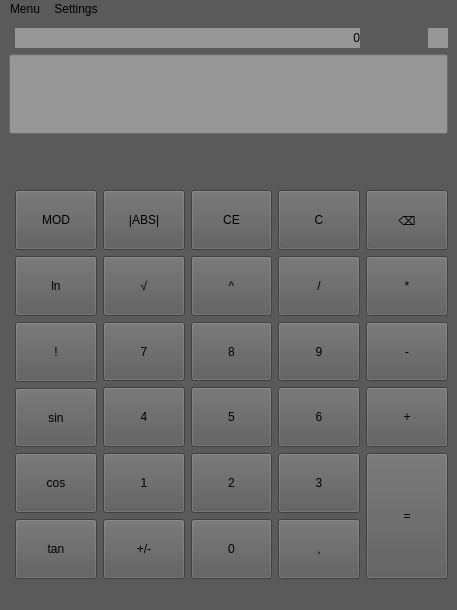
Jakub-Miko/IVS_Kalkulacka, file src/mainwindow.ui: the form before one commit.
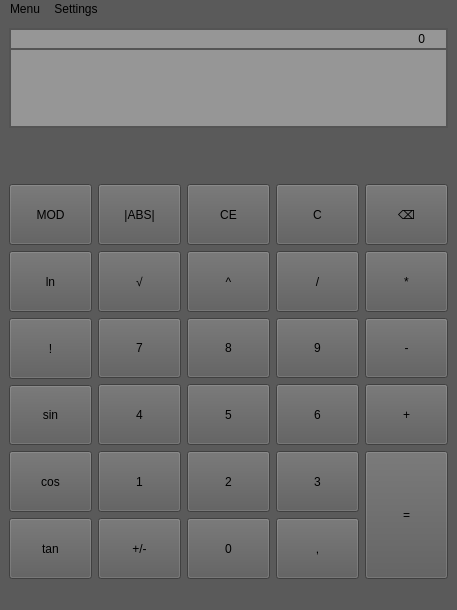
The form after the commit. Custom widgets are drawn as their Qt base class.

Commit message: Added Display layout

Diff of the .ui file:
```diff
--- a/src/mainwindow.ui
+++ b/src/mainwindow.ui
@@ -34,122 +34,7 @@
 };</string>
    </property>
    <layout class="QGridLayout" name="gridLayout">
-    <item row="1" column="1" colspan="4">
-     <widget class="QLabel" name="equation">
-      <property name="sizePolicy">
-       <sizepolicy hsizetype="Expanding" vsizetype="Preferred">
-        <horstretch>0</horstretch>
-        <verstretch>0</verstretch>
-       </sizepolicy>
-      </property>
-      <property name="styleSheet">
-       <string notr="true">background-color: rgb(150, 150, 150);
-font: 10pt &quot;Impact&quot;;</string>
-      </property>
-      <property name="text">
-       <string>0</string>
-      </property>
-      <property name="alignment">
-       <set>Qt::AlignRight|Qt::AlignTrailing|Qt::AlignVCenter</set>
-      </property>
-      <property name="wordWrap">
-       <bool>true</bool>
-      </property>
-     </widget>
-    </item>
     <item row="10" column="2">
-     <widget class="QPushButton" name="pushButton_chngval">
-      <property name="sizePolicy">
-       <sizepolicy hsizetype="Expanding" vsizetype="Expanding">
-        <horstretch>0</horstretch>
-        <verstretch>0</verstretch>
-       </sizepolicy>
-      </property>
-      <property name="styleSheet">
-       <string notr="true"/>
-      </property>
-      <property name="text">
-       <string>+/-</string>
-      </property>
-      <property name="path" stdset="0">
-       <string>+/-</string>
-      </property>
-     </widget>
-    </item>
-    <item row="6" column="5">
-     <widget class="QPushButton" name="pushButton_mul">
-      <property name="sizePolicy">
-       <sizepolicy hsizetype="Expanding" vsizetype="Expanding">
-        <horstretch>0</horstretch>
-        <verstretch>0</verstretch>
-       </sizepolicy>
-      </property>
-      <property name="styleSheet">
-       <string notr="true"/>
-      </property>
-      <property name="text">
-       <string>*</string>
-      </property>
-      <property name="path" stdset="0">
-       <string>*</string>
-      </property>
-     </widget>
-    </item>
-    <item row="7" column="4">
-     <widget class="SvgButton" name="pushButton_number_9">
-      <property name="sizePolicy">
-       <sizepolicy hsizetype="Expanding" vsizetype="Expanding">
-        <horstretch>0</horstretch>
-        <verstretch>0</verstretch>
-       </sizepolicy>
-      </property>
-      <property name="text">
-       <string>9</string>
-      </property>
-      <property name="path" stdset="0">
-       <string>9</string>
-      </property>
-     </widget>
-    </item>
-    <item row="6" column="4">
-     <widget class="QPushButton" name="pushButton_div">
-      <property name="sizePolicy">
-       <sizepolicy hsizetype="Expanding" vsizetype="Expanding">
-        <horstretch>0</horstretch>
-        <verstretch>0</verstretch>
-       </sizepolicy>
-      </property>
-      <property name="styleSheet">
-       <string notr="true"/>
-      </property>
-      <property name="text">
-       <string>/</string>
-      </property>
-      <property name="path" stdset="0">
-       <string>/</string>
-      </property>
-     </widget>
-    </item>
-    <item row="8" column="5">
-     <widget class="QPushButton" name="pushButton_plus">
-      <property name="sizePolicy">
-       <sizepolicy hsizetype="Expanding" vsizetype="Expanding">
-        <horstretch>0</horstretch>
-        <verstretch>0</verstretch>
-       </sizepolicy>
-      </property>
-      <property name="styleSheet">
-       <string notr="true"/>
-      </property>
-      <property name="text">
-       <string>+</string>
-      </property>
-      <property name="path" stdset="0">
-       <string>+</string>
-      </property>
-     </widget>
-    </item>
-    <item row="8" column="2">
      <widget class="SvgButton" name="pushButton_number_4">
       <property name="sizePolicy">
        <sizepolicy hsizetype="Expanding" vsizetype="Expanding">
@@ -165,40 +50,8 @@
       </property>
      </widget>
     </item>
-    <item row="3" column="0" colspan="6">
-     <widget class="QLineEdit" name="display">
-      <property name="minimumSize">
-       <size>
-        <width>10</width>
-        <height>80</height>
-       </size>
-      </property>
-      <property name="maximumSize">
-       <size>
-        <width>16777215</width>
-        <height>80</height>
-       </size>
-      </property>
-      <property name="cursor">
-       <cursorShape>ArrowCursor</cursorShape>
-      </property>
-      <property name="styleSheet">
-       <string notr="true">background-color: rgb(150, 150, 150);
-font: 17pt &quot;Impact&quot;;</string>
-      </property>
-      <property name="text">
-       <string/>
-      </property>
-      <property name="alignment">
-       <set>Qt::AlignRight|Qt::AlignTrailing|Qt::AlignVCenter</set>
-      </property>
-      <property name="readOnly">
-       <bool>true</bool>
-      </property>
-     </widget>
-    </item>
-    <item row="5" column="5">
-     <widget class="QPushButton" name="pushButton_backspace">
+    <item row="7" column="1">
+     <widget class="QPushButton" name="pushButton_mode">
       <property name="sizePolicy">
        <sizepolicy hsizetype="Expanding" vsizetype="Expanding">
         <horstretch>0</horstretch>
@@ -209,101 +62,15 @@
        <string notr="true"/>
       </property>
       <property name="text">
-       <string>⌫</string>
+       <string>MOD</string>
       </property>
       <property name="path" stdset="0">
-       <string>⌫</string>
-      </property>
-     </widget>
-    </item>
-    <item row="8" column="4">
-     <widget class="SvgButton" name="pushButton_number_6">
-      <property name="sizePolicy">
-       <sizepolicy hsizetype="Expanding" vsizetype="Expanding">
-        <horstretch>0</horstretch>
-        <verstretch>0</verstretch>
-       </sizepolicy>
-      </property>
-      <property name="text">
-       <string>6</string>
-      </property>
-      <property name="path" stdset="0">
-       <string>6</string>
-      </property>
-     </widget>
-    </item>
-    <item row="9" column="3">
-     <widget class="SvgButton" name="pushButton_number_2">
-      <property name="sizePolicy">
-       <sizepolicy hsizetype="Expanding" vsizetype="Expanding">
-        <horstretch>0</horstretch>
-        <verstretch>0</verstretch>
-       </sizepolicy>
-      </property>
-      <property name="text">
-       <string>2</string>
-      </property>
-      <property name="path" stdset="0">
-       <string>2</string>
-      </property>
-     </widget>
-    </item>
-    <item row="6" column="3">
-     <widget class="QPushButton" name="pushButton_power">
-      <property name="sizePolicy">
-       <sizepolicy hsizetype="Expanding" vsizetype="Expanding">
-        <horstretch>0</horstretch>
-        <verstretch>0</verstretch>
-       </sizepolicy>
-      </property>
-      <property name="styleSheet">
-       <string notr="true"/>
-      </property>
-      <property name="text">
-       <string>^</string>
-      </property>
-      <property name="path" stdset="0">
-       <string>^</string>
-      </property>
-     </widget>
-    </item>
-    <item row="10" column="4">
-     <widget class="QPushButton" name="pushButton_comma">
-      <property name="sizePolicy">
-       <sizepolicy hsizetype="Expanding" vsizetype="Expanding">
-        <horstretch>0</horstretch>
-        <verstretch>0</verstretch>
-       </sizepolicy>
-      </property>
-      <property name="styleSheet">
-       <string notr="true"/>
-      </property>
-      <property name="text">
-       <string>,</string>
-      </property>
-      <property name="path" stdset="0">
-       <string>,</string>
+       <string>MOD</string>
       </property>
      </widget>
     </item>
     <item row="7" column="3">
-     <widget class="SvgButton" name="pushButton_number_8">
-      <property name="sizePolicy">
-       <sizepolicy hsizetype="Expanding" vsizetype="Expanding">
-        <horstretch>0</horstretch>
-        <verstretch>0</verstretch>
-       </sizepolicy>
-      </property>
-      <property name="text">
-       <string>8</string>
-      </property>
-      <property name="path" stdset="0">
-       <string>8</string>
-      </property>
-     </widget>
-    </item>
-    <item row="6" column="2">
-     <widget class="QPushButton" name="pushButton_root">
+     <widget class="QPushButton" name="pushButton_cleardisp">
       <property name="sizePolicy">
        <sizepolicy hsizetype="Expanding" vsizetype="Expanding">
         <horstretch>0</horstretch>
@@ -314,14 +81,30 @@
        <string notr="true"/>
       </property>
       <property name="text">
-       <string>√</string>
+       <string>CE</string>
       </property>
       <property name="path" stdset="0">
-       <string>√</string>
+       <string>CE</string>
       </property>
      </widget>
     </item>
-    <item row="9" column="4">
+    <item row="10" column="4">
+     <widget class="SvgButton" name="pushButton_number_6">
+      <property name="sizePolicy">
+       <sizepolicy hsizetype="Expanding" vsizetype="Expanding">
+        <horstretch>0</horstretch>
+        <verstretch>0</verstretch>
+       </sizepolicy>
+      </property>
+      <property name="text">
+       <string>6</string>
+      </property>
+      <property name="path" stdset="0">
+       <string>6</string>
+      </property>
+     </widget>
+    </item>
+    <item row="11" column="4">
      <widget class="SvgButton" name="pushButton_number_3">
       <property name="sizePolicy">
        <sizepolicy hsizetype="Expanding" vsizetype="Expanding">
@@ -338,42 +121,26 @@
      </widget>
     </item>
     <item row="7" column="2">
-     <widget class="SvgButton" name="pushButton_number_7">
+     <widget class="QPushButton" name="pushButton_abs">
       <property name="sizePolicy">
        <sizepolicy hsizetype="Expanding" vsizetype="Expanding">
         <horstretch>0</horstretch>
         <verstretch>0</verstretch>
        </sizepolicy>
       </property>
-      <property name="text">
-       <string>7</string>
-      </property>
-      <property name="path" stdset="0">
-       <string>7</string>
-      </property>
-     </widget>
-    </item>
-    <item row="9" column="5" rowspan="2">
-     <widget class="QPushButton" name="pushButton_equals">
-      <property name="sizePolicy">
-       <sizepolicy hsizetype="Expanding" vsizetype="Expanding">
-        <horstretch>0</horstretch>
-        <verstretch>0</verstretch>
-       </sizepolicy>
-      </property>
       <property name="styleSheet">
        <string notr="true"/>
       </property>
       <property name="text">
-       <string>=</string>
+       <string>|ABS|</string>
       </property>
       <property name="path" stdset="0">
-       <string>=</string>
+       <string>|ABS|</string>
       </property>
      </widget>
     </item>
-    <item row="7" column="5">
-     <widget class="QPushButton" name="pushButton_minus">
+    <item row="7" column="4">
+     <widget class="QPushButton" name="pushButton_clearfull">
       <property name="sizePolicy">
        <sizepolicy hsizetype="Expanding" vsizetype="Expanding">
         <horstretch>0</horstretch>
@@ -384,30 +151,14 @@
        <string notr="true"/>
       </property>
       <property name="text">
-       <string>-</string>
+       <string>C</string>
       </property>
       <property name="path" stdset="0">
-       <string>-</string>
+       <string>C</string>
       </property>
      </widget>
     </item>
-    <item row="8" column="3">
-     <widget class="SvgButton" name="pushButton_number_5">
-      <property name="sizePolicy">
-       <sizepolicy hsizetype="Expanding" vsizetype="Expanding">
-        <horstretch>0</horstretch>
-        <verstretch>0</verstretch>
-       </sizepolicy>
-      </property>
-      <property name="text">
-       <string>5</string>
-      </property>
-      <property name="path" stdset="0">
-       <string>5</string>
-      </property>
-     </widget>
-    </item>
-    <item row="4" column="1">
+    <item row="6" column="1">
      <spacer name="verticalSpacer">
       <property name="orientation">
        <enum>Qt::Vertical</enum>
@@ -423,46 +174,27 @@
       </property>
      </spacer>
     </item>
-    <item row="1" column="5" alignment="Qt::AlignRight">
-     <widget class="QLabel" name="operation">
+    <item row="8" column="2">
+     <widget class="QPushButton" name="pushButton_root">
       <property name="sizePolicy">
-       <sizepolicy hsizetype="Fixed" vsizetype="Fixed">
+       <sizepolicy hsizetype="Expanding" vsizetype="Expanding">
         <horstretch>0</horstretch>
         <verstretch>0</verstretch>
        </sizepolicy>
       </property>
-      <property name="minimumSize">
-       <size>
-        <width>20</width>
-        <height>20</height>
-       </size>
-      </property>
-      <property name="maximumSize">
-       <size>
-        <width>40</width>
-        <height>40</height>
-       </size>
-      </property>
       <property name="styleSheet">
-       <string notr="true">background-color: rgb(150, 150, 150);
-font: 10pt &quot;Impact&quot;;</string>
+       <string notr="true"/>
       </property>
       <property name="text">
-       <string/>
+       <string>√</string>
       </property>
-      <property name="scaledContents">
-       <bool>false</bool>
+      <property name="path" stdset="0">
+       <string>√</string>
       </property>
-      <property name="alignment">
-       <set>Qt::AlignCenter</set>
-      </property>
-      <property name="wordWrap">
-       <bool>true</bool>
-      </property>
      </widget>
     </item>
-    <item row="5" column="1">
-     <widget class="QPushButton" name="pushButton_mode">
+    <item row="11" column="5" rowspan="2">
+     <widget class="QPushButton" name="pushButton_equals">
       <property name="sizePolicy">
        <sizepolicy hsizetype="Expanding" vsizetype="Expanding">
         <horstretch>0</horstretch>
@@ -473,30 +205,141 @@
        <string notr="true"/>
       </property>
       <property name="text">
-       <string>MOD</string>
+       <string>=</string>
       </property>
       <property name="path" stdset="0">
-       <string>MOD</string>
-      </property>
-     </widget>
-    </item>
-    <item row="9" column="2">
-     <widget class="SvgButton" name="pushButton_number_1">
-      <property name="sizePolicy">
-       <sizepolicy hsizetype="Expanding" vsizetype="Expanding">
-        <horstretch>0</horstretch>
-        <verstretch>0</verstretch>
-       </sizepolicy>
-      </property>
-      <property name="text">
-       <string>1</string>
-      </property>
-      <property name="path" stdset="0">
-       <string>1</string>
+       <string>=</string>
       </property>
      </widget>
     </item>
     <item row="10" column="3">
+     <widget class="SvgButton" name="pushButton_number_5">
+      <property name="sizePolicy">
+       <sizepolicy hsizetype="Expanding" vsizetype="Expanding">
+        <horstretch>0</horstretch>
+        <verstretch>0</verstretch>
+       </sizepolicy>
+      </property>
+      <property name="text">
+       <string>5</string>
+      </property>
+      <property name="path" stdset="0">
+       <string>5</string>
+      </property>
+     </widget>
+    </item>
+    <item row="9" column="5">
+     <widget class="QPushButton" name="pushButton_minus">
+      <property name="sizePolicy">
+       <sizepolicy hsizetype="Expanding" vsizetype="Expanding">
+        <horstretch>0</horstretch>
+        <verstretch>0</verstretch>
+       </sizepolicy>
+      </property>
+      <property name="styleSheet">
+       <string notr="true"/>
+      </property>
+      <property name="text">
+       <string>-</string>
+      </property>
+      <property name="path" stdset="0">
+       <string>-</string>
+      </property>
+     </widget>
+    </item>
+    <item row="10" column="5">
+     <widget class="QPushButton" name="pushButton_plus">
+      <property name="sizePolicy">
+       <sizepolicy hsizetype="Expanding" vsizetype="Expanding">
+        <horstretch>0</horstretch>
+        <verstretch>0</verstretch>
+       </sizepolicy>
+      </property>
+      <property name="styleSheet">
+       <string notr="true"/>
+      </property>
+      <property name="text">
+       <string>+</string>
+      </property>
+      <property name="path" stdset="0">
+       <string>+</string>
+      </property>
+     </widget>
+    </item>
+    <item row="9" column="2">
+     <widget class="SvgButton" name="pushButton_number_7">
+      <property name="sizePolicy">
+       <sizepolicy hsizetype="Expanding" vsizetype="Expanding">
+        <horstretch>0</horstretch>
+        <verstretch>0</verstretch>
+       </sizepolicy>
+      </property>
+      <property name="text">
+       <string>7</string>
+      </property>
+      <property name="path" stdset="0">
+       <string>7</string>
+      </property>
+     </widget>
+    </item>
+    <item row="8" column="4">
+     <widget class="QPushButton" name="pushButton_div">
+      <property name="sizePolicy">
+       <sizepolicy hsizetype="Expanding" vsizetype="Expanding">
+        <horstretch>0</horstretch>
+        <verstretch>0</verstretch>
+       </sizepolicy>
+      </property>
+      <property name="styleSheet">
+       <string notr="true"/>
+      </property>
+      <property name="text">
+       <string>/</string>
+      </property>
+      <property name="path" stdset="0">
+       <string>/</string>
+      </property>
+     </widget>
+    </item>
+    <item row="8" column="5">
+     <widget class="QPushButton" name="pushButton_mul">
+      <property name="sizePolicy">
+       <sizepolicy hsizetype="Expanding" vsizetype="Expanding">
+        <horstretch>0</horstretch>
+        <verstretch>0</verstretch>
+       </sizepolicy>
+      </property>
+      <property name="styleSheet">
+       <string notr="true"/>
+      </property>
+      <property name="text">
+       <string>*</string>
+      </property>
+      <property name="path" stdset="0">
+       <string>*</string>
+      </property>
+     </widget>
+    </item>
+    <item row="12" column="4">
+     <widget class="QPushButton" name="pushButton_comma">
+      <property name="sizePolicy">
+       <sizepolicy hsizetype="Expanding" vsizetype="Expanding">
+        <horstretch>0</horstretch>
+        <verstretch>0</verstretch>
+       </sizepolicy>
+      </property>
+      <property name="styleSheet">
+       <string notr="true"/>
+      </property>
+      <property name="text">
+       <string>,</string>
+      </property>
+      <property name="path" stdset="0">
+       <string>,</string>
+      </property>
+     </widget>
+    </item>
+    <item row="12" column="3">
      <widget class="SvgButton" name="pushButton_number_0">
       <property name="sizePolicy">
        <sizepolicy hsizetype="Expanding" vsizetype="Expanding">
@@ -512,26 +355,112 @@
       </property>
      </widget>
     </item>
-    <item row="5" column="3">
-     <widget class="QPushButton" name="pushButton_cleardisp">
+    <item row="9" column="4">
+     <widget class="SvgButton" name="pushButton_number_9">
       <property name="sizePolicy">
        <sizepolicy hsizetype="Expanding" vsizetype="Expanding">
         <horstretch>0</horstretch>
         <verstretch>0</verstretch>
        </sizepolicy>
       </property>
+      <property name="text">
+       <string>9</string>
+      </property>
+      <property name="path" stdset="0">
+       <string>9</string>
+      </property>
+     </widget>
+    </item>
+    <item row="12" column="2">
+     <widget class="QPushButton" name="pushButton_chngval">
+      <property name="sizePolicy">
+       <sizepolicy hsizetype="Expanding" vsizetype="Expanding">
+        <horstretch>0</horstretch>
+        <verstretch>0</verstretch>
+       </sizepolicy>
+      </property>
       <property name="styleSheet">
        <string notr="true"/>
       </property>
       <property name="text">
-       <string>CE</string>
+       <string>+/-</string>
       </property>
       <property name="path" stdset="0">
-       <string>CE</string>
+       <string>+/-</string>
       </property>
      </widget>
     </item>
-    <item row="6" column="1" rowspan="5">
+    <item row="11" column="3">
+     <widget class="SvgButton" name="pushButton_number_2">
+      <property name="sizePolicy">
+       <sizepolicy hsizetype="Expanding" vsizetype="Expanding">
+        <horstretch>0</horstretch>
+        <verstretch>0</verstretch>
+       </sizepolicy>
+      </property>
+      <property name="text">
+       <string>2</string>
+      </property>
+      <property name="path" stdset="0">
+       <string>2</string>
+      </property>
+     </widget>
+    </item>
+    <item row="8" column="3">
+     <widget class="QPushButton" name="pushButton_power">
+      <property name="sizePolicy">
+       <sizepolicy hsizetype="Expanding" vsizetype="Expanding">
+        <horstretch>0</horstretch>
+        <verstretch>0</verstretch>
+       </sizepolicy>
+      </property>
+      <property name="styleSheet">
+       <string notr="true"/>
+      </property>
+      <property name="text">
+       <string>^</string>
+      </property>
+      <property name="path" stdset="0">
+       <string>^</string>
+      </property>
+     </widget>
+    </item>
+    <item row="9" column="3">
+     <widget class="SvgButton" name="pushButton_number_8">
+      <property name="sizePolicy">
+       <sizepolicy hsizetype="Expanding" vsizetype="Expanding">
+        <horstretch>0</horstretch>
+        <verstretch>0</verstretch>
+       </sizepolicy>
+      </property>
+      <property name="text">
+       <string>8</string>
+      </property>
+      <property name="path" stdset="0">
+       <string>8</string>
+      </property>
+     </widget>
+    </item>
+    <item row="7" column="5">
+     <widget class="QPushButton" name="pushButton_backspace">
+      <property name="sizePolicy">
+       <sizepolicy hsizetype="Expanding" vsizetype="Expanding">
+        <horstretch>0</horstretch>
+        <verstretch>0</verstretch>
+       </sizepolicy>
+      </property>
+      <property name="styleSheet">
+       <string notr="true"/>
+      </property>
+      <property name="text">
+       <string>⌫</string>
+      </property>
+      <property name="path" stdset="0">
+       <string>⌫</string>
+      </property>
+     </widget>
+    </item>
+    <item row="8" column="1" rowspan="5">
      <widget class="QStackedWidget" name="MOD_container">
       <property name="currentIndex">
        <number>1</number>
@@ -661,19 +590,6 @@
         <property name="bottomMargin">
          <number>0</number>
         </property>
-        <item row="0" column="0">
-         <widget class="QPushButton" name="pushButton_log">
-          <property name="sizePolicy">
-           <sizepolicy hsizetype="Expanding" vsizetype="Expanding">
-            <horstretch>0</horstretch>
-            <verstretch>0</verstretch>
-           </sizepolicy>
-          </property>
-          <property name="text">
-           <string>ln</string>
-          </property>
-         </widget>
-        </item>
         <item row="3" column="0">
          <widget class="QPushButton" name="pushButton_4">
           <property name="sizePolicy">
@@ -726,47 +642,148 @@
           </property>
          </widget>
         </item>
+        <item row="0" column="0">
+         <widget class="QPushButton" name="pushButton_log">
+          <property name="sizePolicy">
+           <sizepolicy hsizetype="Expanding" vsizetype="Expanding">
+            <horstretch>0</horstretch>
+            <verstretch>0</verstretch>
+           </sizepolicy>
+          </property>
+          <property name="text">
+           <string>ln</string>
+          </property>
+         </widget>
+        </item>
        </layout>
       </widget>
      </widget>
     </item>
-    <item row="5" column="4">
-     <widget class="QPushButton" name="pushButton_clearfull">
+    <item row="11" column="2">
+     <widget class="SvgButton" name="pushButton_number_1">
       <property name="sizePolicy">
        <sizepolicy hsizetype="Expanding" vsizetype="Expanding">
         <horstretch>0</horstretch>
         <verstretch>0</verstretch>
        </sizepolicy>
       </property>
-      <property name="styleSheet">
-       <string notr="true"/>
-      </property>
       <property name="text">
-       <string>C</string>
+       <string>1</string>
       </property>
       <property name="path" stdset="0">
-       <string>C</string>
+       <string>1</string>
       </property>
      </widget>
     </item>
-    <item row="5" column="2">
-     <widget class="QPushButton" name="pushButton_abs">
-      <property name="sizePolicy">
-       <sizepolicy hsizetype="Expanding" vsizetype="Expanding">
-        <horstretch>0</horstretch>
-        <verstretch>0</verstretch>
-       </sizepolicy>
+    <item row="3" column="1" colspan="5">
+     <layout class="QGridLayout" name="displaybox">
+      <property name="spacing">
+       <number>0</number>
       </property>
-      <property name="styleSheet">
-       <string notr="true"/>
-      </property>
-      <property name="text">
-       <string>|ABS|</string>
-      </property>
-      <property name="path" stdset="0">
-       <string>|ABS|</string>
-      </property>
-     </widget>
+      <item row="0" column="1">
+       <widget class="QLabel" name="operation">
+        <property name="sizePolicy">
+         <sizepolicy hsizetype="Fixed" vsizetype="Fixed">
+          <horstretch>0</horstretch>
+          <verstretch>0</verstretch>
+         </sizepolicy>
+        </property>
+        <property name="minimumSize">
+         <size>
+          <width>20</width>
+          <height>20</height>
+         </size>
+        </property>
+        <property name="maximumSize">
+         <size>
+          <width>40</width>
+          <height>40</height>
+         </size>
+        </property>
+        <property name="styleSheet">
+         <string notr="true">background-color: rgb(150, 150, 150);
+font: 10pt &quot;Impact&quot;;
+border-top: 2px solid black;
+border-top-color: rgb(84, 84, 84);
+border-right: 2px solid black;
+border-right-color: rgb(84, 84, 84);</string>
+        </property>
+        <property name="text">
+         <string/>
+        </property>
+        <property name="scaledContents">
+         <bool>false</bool>
+        </property>
+        <property name="alignment">
+         <set>Qt::AlignCenter</set>
+        </property>
+        <property name="wordWrap">
+         <bool>true</bool>
+        </property>
+       </widget>
+      </item>
+      <item row="0" column="0">
+       <widget class="QLabel" name="equation">
+        <property name="sizePolicy">
+         <sizepolicy hsizetype="Expanding" vsizetype="Preferred">
+          <horstretch>0</horstretch>
+          <verstretch>0</verstretch>
+         </sizepolicy>
+        </property>
+        <property name="styleSheet">
+         <string notr="true">background-color: rgb(150, 150, 150);
+font: 10pt &quot;Impact&quot;;
+border-top: 2px solid black;
+border-top-color: rgb(84, 84, 84);
+border-left: 2px solid black;
+border-left-color: rgb(84, 84, 84);</string>
+        </property>
+        <property name="text">
+         <string>0</string>
+        </property>
+        <property name="alignment">
+         <set>Qt::AlignRight|Qt::AlignTrailing|Qt::AlignVCenter</set>
+        </property>
+        <property name="wordWrap">
+         <bool>true</bool>
+        </property>
+       </widget>
+      </item>
+      <item row="1" column="0" colspan="2">
+       <widget class="QLineEdit" name="display">
+        <property name="minimumSize">
+         <size>
+          <width>10</width>
+          <height>80</height>
+         </size>
+        </property>
+        <property name="maximumSize">
+         <size>
+          <width>16777215</width>
+          <height>80</height>
+         </size>
+        </property>
+        <property name="cursor">
+         <cursorShape>ArrowCursor</cursorShape>
+        </property>
+        <property name="styleSheet">
+         <string notr="true">background-color: rgb(150, 150, 150);
+font: 17pt &quot;Impact&quot;;
+border: 2px solid black;
+border-color: rgb(84, 84, 84);</string>
+        </property>
+        <property name="text">
+         <string/>
+        </property>
+        <property name="alignment">
+         <set>Qt::AlignRight|Qt::AlignTrailing|Qt::AlignVCenter</set>
+        </property>
+        <property name="readOnly">
+         <bool>true</bool>
+        </property>
+       </widget>
+      </item>
+     </layout>
     </item>
    </layout>
   </widget>
```
